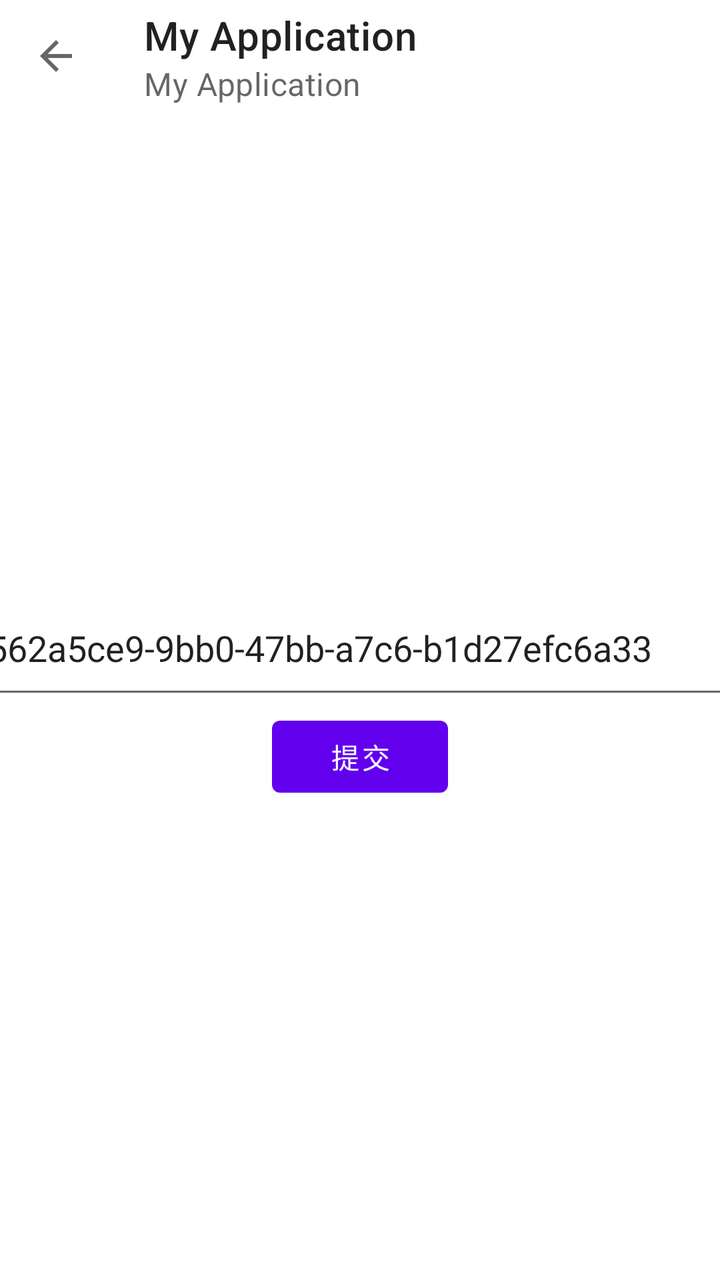
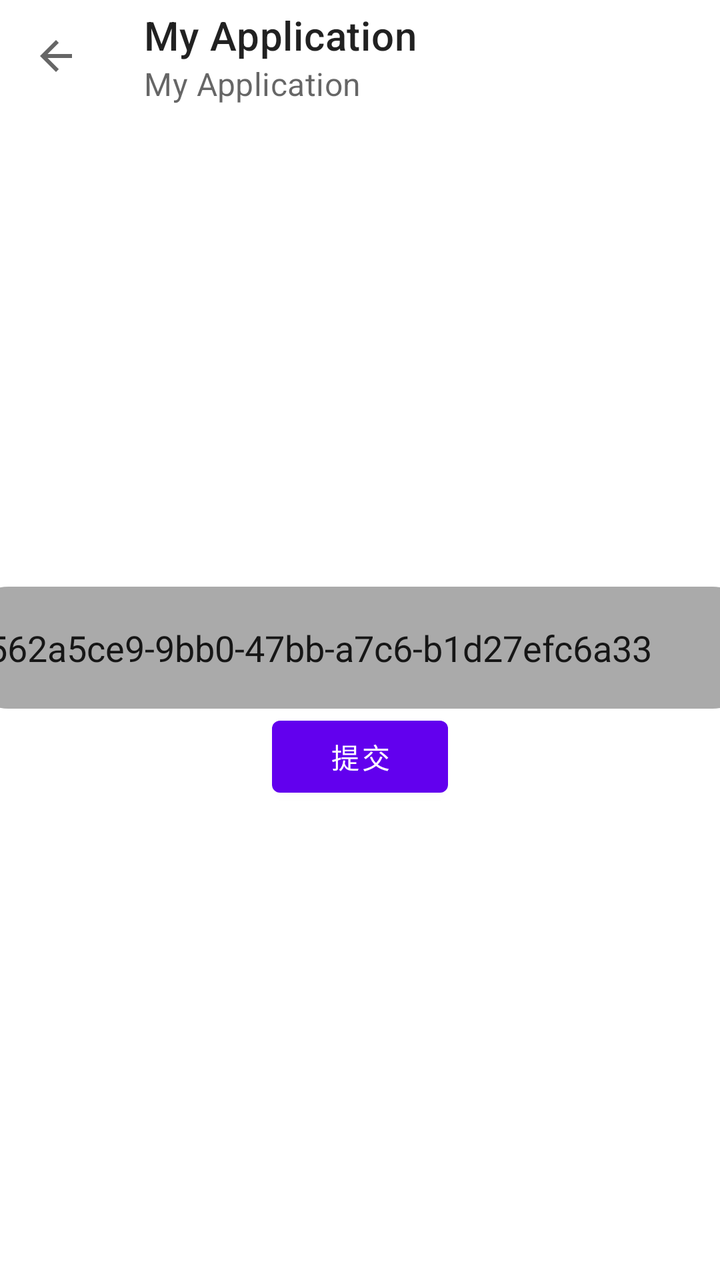

Two renders of the same Android screen: before a commit and after it. Below are the layout's source before the change and the commit's diff.
<!-- AndroidManifest.xml: application theme Theme.MyApplication -->
<!-- res/layout/activity_main6.xml -->
<?xml version="1.0" encoding="utf-8"?>
<LinearLayout xmlns:android="http://schemas.android.com/apk/res/android"
    xmlns:app="http://schemas.android.com/apk/res-auto"
    xmlns:tools="http://schemas.android.com/tools"
    android:layout_width="match_parent"
    android:layout_height="match_parent"
    tools:context=".MainActivity6"
    android:orientation="vertical"
    >

    <androidx.appcompat.widget.Toolbar
        android:id="@+id/tb"
        android:layout_width="match_parent"
        android:layout_height="?attr/actionBarSize"
        app:navigationIcon="?attr/homeAsUpIndicator"
        app:subtitle="@string/app_name"
        app:title="@string/app_name" />

    <LinearLayout
        android:layout_width="match_parent"
        android:layout_height="match_parent"
        android:gravity="center"
        android:orientation="vertical">

        <EditText
            android:id="@+id/api_key"
            android:layout_width="393dp"
            android:layout_height="61dp"
            android:hint="Api Key"
            android:inputType="none"
            android:padding="10dp"
            android:text="562a5ce9-9bb0-47bb-a7c6-b1d27efc6a33"
            tools:layout_editor_absoluteX="172dp"
            tools:layout_editor_absoluteY="268dp" />

        <Button
            android:id="@+id/accept"
            android:layout_width="wrap_content"
            android:layout_height="wrap_content"
            android:text="@string/Commit"
            tools:layout_editor_absoluteX="158dp"
            tools:layout_editor_absoluteY="341dp" />

    </LinearLayout>




</LinearLayout>
<!-- resources referenced by this layout -->
<resources>
  <string name="Commit">提交</string>
  <string name="app_name">My Application</string>
  <style name="Theme.MyApplication" parent="Theme.MaterialComponents.DayNight.NoActionBar">
          
          <item name="colorPrimary">@color/purple_500</item>
          <item name="colorPrimaryVariant">@color/purple_700</item>
          <item name="colorOnPrimary">@color/white</item>
          
          <item name="colorSecondary">@color/teal_200</item>
          <item name="colorSecondaryVariant">@color/teal_700</item>
          <item name="colorOnSecondary">@color/black</item>
          
          <item name="android:statusBarColor" tools:targetApi="l">?attr/colorPrimaryVariant</item>
          
      </style>
  <color name="purple_500">#FF6200EE</color>
  <color name="purple_700">#FF3700B3</color>
  <color name="white">#FFFFFFFF</color>
  <color name="teal_200">#FF03DAC5</color>
  <color name="teal_700">#FF018786</color>
  <color name="black">#FF000000</color>
</resources>

<!-- the commit's change to res/layout/activity_main6.xml (unified diff, before → after) -->
@@ -26,6 +26,7 @@
             android:id="@+id/api_key"
             android:layout_width="393dp"
             android:layout_height="61dp"
+            android:background="@drawable/selecter"
             android:hint="Api Key"
             android:inputType="none"
             android:padding="10dp"
<!-- resource entries referenced after the edit -->
@@ -1,5 +1,12 @@
 <!-- resources referenced by this layout -->
 <resources>
+  <!-- drawable selecter (drawable) -->
+  <?xml version ="1.0" encoding ="utf-8"?>
+  <selector xmlns:android="http://schemas.android.com/apk/res/android">
+      <item android:color="@android:color/holo_blue_light" android:state_pressed="true" android:drawable="@drawable/sharp"/>
+      <item android:state_window_focused="false" android:drawable="@drawable/sharp"/>
+  
+  </selector>
   <string name="Commit">提交</string>
   <string name="app_name">My Application</string>
   <style name="Theme.MyApplication" parent="Theme.MaterialComponents.DayNight.NoActionBar">
@@ -15,6 +22,18 @@
           <item name="android:statusBarColor" tools:targetApi="l">?attr/colorPrimaryVariant</item>
           
       </style>
+  <!-- drawable sharp (drawable) -->
+  <?xml version="1.0" encoding="utf-8"?>
+  <shape
+      xmlns:android="http://schemas.android.com/apk/res/android"
+      android:shape = "rectangle">
+      <corners android:radius="20dp" />
+  
+      <solid android:color="@android:color/darker_gray"/>
+  
+      <stroke android:color="@android:color/darker_gray"
+          android:width="1dp"/>
+  </shape>
   <color name="purple_500">#FF6200EE</color>
   <color name="purple_700">#FF3700B3</color>
   <color name="white">#FFFFFFFF</color>
